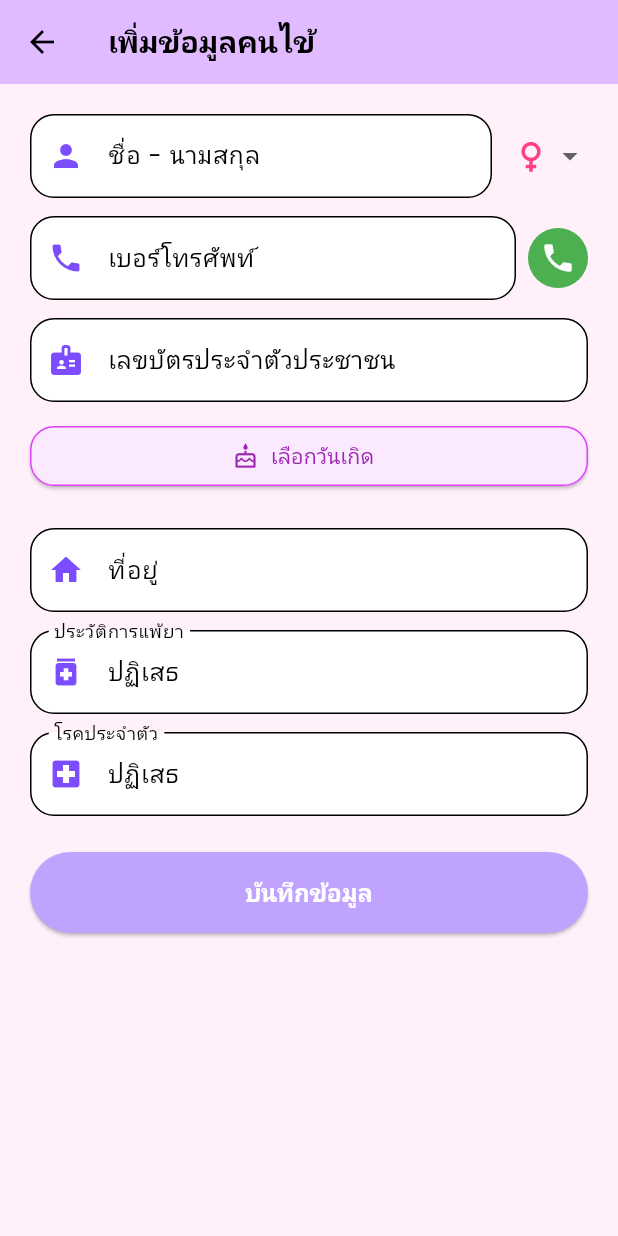
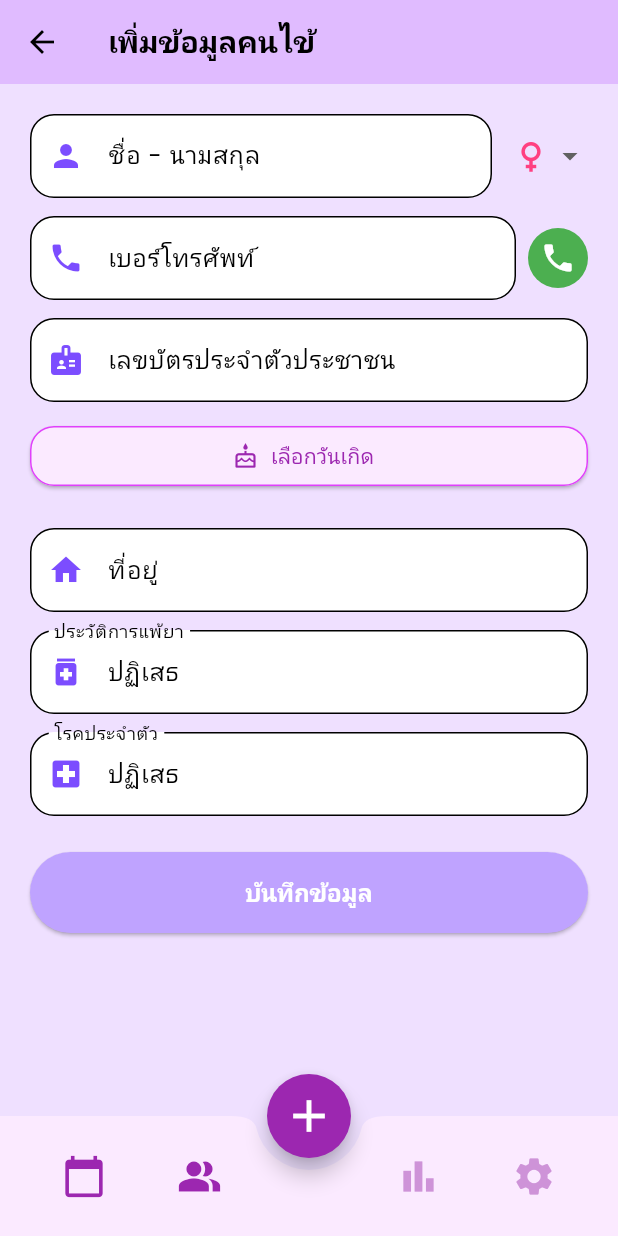
Before and after one commit to wiriyo/myDent, a Flutter app: the PatientAddScreen screen opened by its route, on a phone screen of 412 x 824 dp. Run offline on Flutter 3.47's test engine with Material 3 defaults, Android fonts, the phone set to English and light mode, and no system bars; our stand-ins replace cloud_firestore, firebase_auth, firebase_core, shared_preferences, table_calendar; accounts and stored records are empty.

Commit message:
finished pateintAdd

```diff
--- a/lib/screens/patient_add.dart
+++ b/lib/screens/patient_add.dart
@@ -35,7 +35,13 @@ class _PatientAddScreenState extends State<PatientAddScreen> {
     if (picked != null) {
       setState(() {
         _birthDate = picked;
-        _calculatedAge = now.year - picked.year - (now.month < picked.month || (now.month == picked.month && now.day < picked.day) ? 1 : 0);
+        _calculatedAge =
+            now.year -
+            picked.year -
+            (now.month < picked.month ||
+                    (now.month == picked.month && now.day < picked.day)
+                ? 1
+                : 0);
       });
     }
   }
@@ -48,7 +54,7 @@ class _PatientAddScreenState extends State<PatientAddScreen> {
         backgroundColor: const Color(0xFFE0BBFF),
         elevation: 0,
       ),
-      backgroundColor: const Color(0xFFFFF0FA),
+      backgroundColor: const Color(0xFFEFE0FF),
       body: Padding(
         padding: const EdgeInsets.all(20.0),
         child: Form(
@@ -62,7 +68,8 @@ class _PatientAddScreenState extends State<PatientAddScreen> {
                     child: _buildTextField(
                       'ชื่อ - นามสกุล',
                       _nameController,
-                      validator: (value) => value!.isEmpty ? 'กรุณากรอกชื่อ' : null,
+                      validator:
+                          (value) => value!.isEmpty ? 'กรุณากรอกชื่อ' : null,
                     ),
                   ),
                   const SizedBox(width: 12),
@@ -76,18 +83,25 @@ class _PatientAddScreenState extends State<PatientAddScreen> {
                           alignment: Alignment.center,
                           child: Icon(
                             value == 'หญิง' ? Icons.female : Icons.male,
-                            color: value == 'หญิง' ? Colors.pinkAccent : Colors.blueAccent,
+                            color:
+                                value == 'หญิง'
+                                    ? Colors.pinkAccent
+                                    : Colors.blueAccent,
                             size: 28,
                           ),
                         );
                       }).toList();
                     },
-                    items: ['หญิง', 'ชาย'].map((String value) {
+                    items:
+                        ['หญิง', 'ชาย'].map((String value) {
                           return DropdownMenuItem<String>(
                             value: value,
                             child: Icon(
                               value == 'หญิง' ? Icons.female : Icons.male,
-                          color: value == 'หญิง' ? Colors.pinkAccent : Colors.blueAccent,
+                              color:
+                                  value == 'หญิง'
+                                      ? Colors.pinkAccent
+                                      : Colors.blueAccent,
                               size: 28,
                             ),
                           );
@@ -117,19 +131,22 @@ class _PatientAddScreenState extends State<PatientAddScreen> {
                           if (text.length >= 3) {
                             formatted += text.substring(0, 3);
                             if (text.length >= 6) {
-                              formatted += '-' + text.substring(3, 6);
+                              formatted += '-${text.substring(3, 6)}';
                               if (text.length > 6) {
-                                formatted += '-' + text.substring(6, text.length.clamp(6, 10));
+                                formatted +=
+                                    '-${text.substring(6, text.length.clamp(6, 10))}';
                               }
                             } else {
-                              formatted += '-' + text.substring(3);
+                              formatted += '-${text.substring(3)}';
                             }
                           } else {
                             formatted = text;
                           }
                           return TextEditingValue(
                             text: formatted,
-                            selection: TextSelection.collapsed(offset: formatted.length),
+                            selection: TextSelection.collapsed(
+                              offset: formatted.length,
+                            ),
                           );
                         }),
                       ],
@@ -162,26 +179,32 @@ class _PatientAddScreenState extends State<PatientAddScreen> {
                   TextInputFormatter.withFunction((oldValue, newValue) {
                     final text = newValue.text.replaceAll('-', '');
                     String formatted = '';
-                    if (text.length >= 1) {
+                    if (text.isNotEmpty) {
                       formatted += text.substring(0, 1);
                     }
                     if (text.length >= 2) {
-                      formatted += '-' + text.substring(1, text.length.clamp(1, 5));
+                      formatted +=
+                          '-${text.substring(1, text.length.clamp(1, 5))}';
                     }
                     if (text.length >= 6) {
-                      formatted += '-' + text.substring(5, text.length.clamp(5, 10));
+                      formatted +=
+                          '-${text.substring(5, text.length.clamp(5, 10))}';
                     }
                     if (text.length >= 11) {
-                      formatted += '-' + text.substring(10, text.length.clamp(10, 12));
+                      formatted +=
+                          '-${text.substring(10, text.length.clamp(10, 12))}';
                     }
                     if (text.length >= 13) {
-                      formatted += '-' + text.substring(12, text.length.clamp(12, 13));
+                      formatted +=
+                          '-${text.substring(12, text.length.clamp(12, 13))}';
                     }
                     return TextEditingValue(
                       text: formatted,
-                      selection: TextSelection.collapsed(offset: formatted.length),
+                      selection: TextSelection.collapsed(
+                        offset: formatted.length,
+                      ),
                     );
-                  })
+                  }),
                 ],
               ),
               const SizedBox(height: 12),
@@ -193,12 +216,17 @@ class _PatientAddScreenState extends State<PatientAddScreen> {
                   backgroundColor: const Color(0xFFFBEAFF),
                   foregroundColor: Colors.purple,
                   side: const BorderSide(color: Colors.purpleAccent),
-                  shape: RoundedRectangleBorder(borderRadius: BorderRadius.circular(16)),
+                  shape: RoundedRectangleBorder(
+                    borderRadius: BorderRadius.circular(16),
+                  ),
                 ),
               ),
               const SizedBox(height: 12),
               if (_calculatedAge > 0)
-                Text("อายุ: $_calculatedAge ปี", style: const TextStyle(fontFamily: 'Poppins')),
+                Text(
+                  "อายุ: $_calculatedAge ปี",
+                  style: const TextStyle(fontFamily: 'Poppins'),
+                ),
               const SizedBox(height: 12),
               _buildTextField('ที่อยู่', _addressController),
               const SizedBox(height: 12),
@@ -211,14 +239,19 @@ class _PatientAddScreenState extends State<PatientAddScreen> {
                   if (_formKey.currentState!.validate()) {
                     final enteredName = _nameController.text.trim();
 
-                    final querySnapshot = await FirebaseFirestore.instance
+                    final querySnapshot =
+                        await FirebaseFirestore.instance
                             .collection('patients')
                             .where('name', isEqualTo: enteredName)
                             .get();
 
                     if (querySnapshot.docs.isNotEmpty) {
                       ScaffoldMessenger.of(context).showSnackBar(
-                        const SnackBar(content: Text('ชื่อซ้ำ: มีคนไข้ชื่อนี้อยู่ในระบบแล้ว')),
+                        const SnackBar(
+                          content: Text(
+                            'ชื่อซ้ำ: มีคนไข้ชื่อนี้อยู่ในระบบแล้ว',
+                          ),
+                        ),
                       );
                       return;
                     }
@@ -228,7 +261,10 @@ class _PatientAddScreenState extends State<PatientAddScreen> {
                       'phone': _phoneController.text,
                       'idCard': _idCardController.text,
                       'gender': _selectedGender,
-                      'birthDate': _birthDate != null ? DateFormat('yyyy-MM-dd').format(_birthDate!) : null,
+                      'birthDate':
+                          _birthDate != null
+                              ? DateFormat('yyyy-MM-dd').format(_birthDate!)
+                              : null,
                       'age': _calculatedAge,
                       'address': _addressController.text,
                       'allergy': _allergyController.text,
@@ -236,12 +272,18 @@ class _PatientAddScreenState extends State<PatientAddScreen> {
                       'createdAt': Timestamp.now(),
                     };
 
-                    await FirebaseFirestore.instance.collection('patients').add(patientData).then((_) {
+                    await FirebaseFirestore.instance
+                        .collection('patients')
+                        .add(patientData)
+                        .then((_) {
                           ScaffoldMessenger.of(context).showSnackBar(
-                        const SnackBar(content: Text('บันทึกข้อมูลเรียบร้อยแล้ว')),
+                            const SnackBar(
+                              content: Text('บันทึกข้อมูลเรียบร้อยแล้ว'),
+                            ),
                           );
                           Navigator.pop(context);
-                    }).catchError((error) {
+                        })
+                        .catchError((error) {
                           ScaffoldMessenger.of(context).showSnackBar(
                             SnackBar(content: Text('เกิดข้อผิดพลาด: $error')),
                           );
@@ -255,9 +297,55 @@ class _PatientAddScreenState extends State<PatientAddScreen> {
                   shape: RoundedRectangleBorder(
                     borderRadius: BorderRadius.circular(32),
                   ),
-                  textStyle: const TextStyle(fontSize: 16, fontWeight: FontWeight.bold),
+                  textStyle: const TextStyle(
+                    fontSize: 16,
+                    fontWeight: FontWeight.bold,
+                  ),
                 ),
                 child: const Text("บันทึกข้อมูล"),
+              ),
+            ],
+          ),
+        ),
+      ),
+      floatingActionButton: FloatingActionButton(
+        onPressed: () {},
+        backgroundColor: Colors.purple,
+        child: const Icon(Icons.add, color: Colors.white, size: 36),
+        shape: RoundedRectangleBorder(
+          borderRadius: BorderRadius.circular(30),
+        ),
+      ),
+      floatingActionButtonLocation: FloatingActionButtonLocation.centerDocked,
+      bottomNavigationBar: BottomAppBar(
+        shape: const CircularNotchedRectangle(),
+        notchMargin: 8,
+        color: const Color(0xFFFBEAFF),
+        child: Padding(
+          padding: const EdgeInsets.symmetric(horizontal: 16.0),
+          child: Row(
+            mainAxisAlignment: MainAxisAlignment.spaceBetween,
+            children: [
+              IconButton(
+                icon: const Icon(Icons.calendar_today, size: 30),
+                color: Colors.purple,
+                onPressed: () {},
+              ),
+              IconButton(
+                icon: const Icon(Icons.people_alt, size: 30),
+                color: Colors.purple,
+                onPressed: () {},
+              ),
+              const SizedBox(width: 40),
+              IconButton(
+                icon: const Icon(Icons.bar_chart, size: 30),
+                color: Colors.purple.shade200,
+                onPressed: () {},
+              ),
+              IconButton(
+                icon: const Icon(Icons.settings, size: 30),
+                color: Colors.purple.shade200,
+                onPressed: () {},
               ),
             ],
           ),
```
Lines whose indentation alone changed are shown as unchanged.
